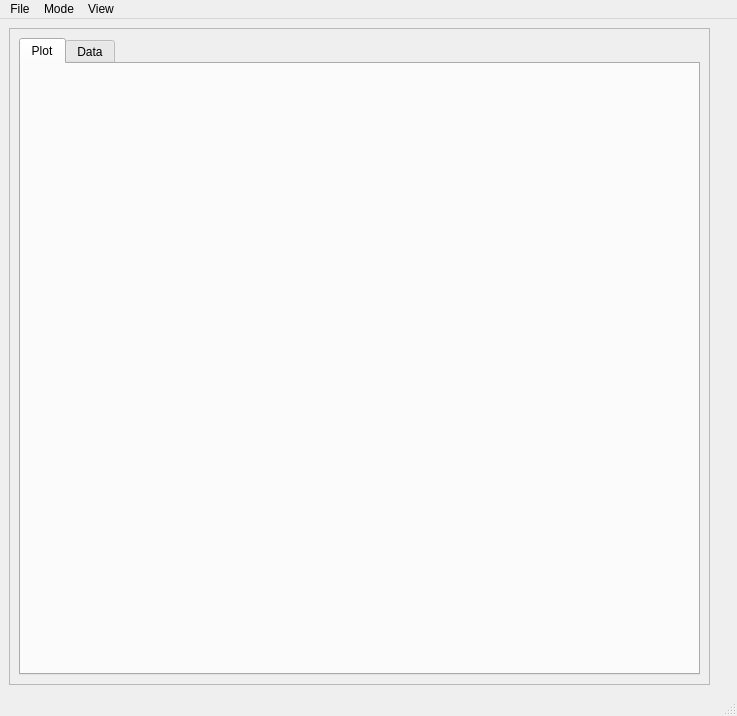
This is window.ui in LanceFiondella/SFRAT as Qt 5 draws it before an edit. The edited form follows.
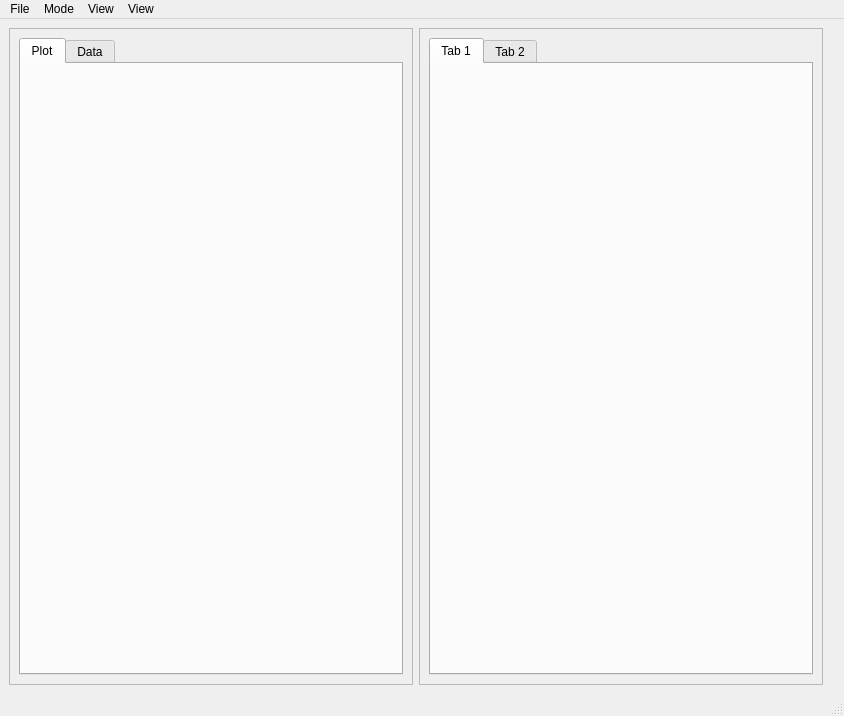
This is the edited form.

Commit message: start tab 2

Diff of the .ui file:
```diff
--- a/window.ui
+++ b/window.ui
@@ -6,7 +6,7 @@
    <rect>
     <x>0</x>
     <y>0</y>
-    <width>737</width>
+    <width>844</width>
     <height>716</height>
    </rect>
   </property>
@@ -67,6 +67,22 @@
       <property name="frameShadow">
        <enum>QFrame::Raised</enum>
       </property>
+      <layout class="QGridLayout" name="gridLayout_5">
+       <item row="0" column="0">
+        <widget class="QTabWidget" name="tabWidget_2">
+         <widget class="QWidget" name="tab">
+          <attribute name="title">
+           <string>Tab 1</string>
+          </attribute>
+         </widget>
+         <widget class="QWidget" name="tab_2">
+          <attribute name="title">
+           <string>Tab 2</string>
+          </attribute>
+         </widget>
+        </widget>
+       </item>
+      </layout>
      </widget>
     </item>
     <item row="0" column="2">
@@ -96,7 +112,7 @@
     <rect>
      <x>0</x>
      <y>0</y>
-     <width>737</width>
+     <width>844</width>
      <height>31</height>
     </rect>
    </property>
@@ -123,7 +139,7 @@
     <addaction name="actionModelResults"/>
     <addaction name="actionEvaluateModels"/>
    </widget>
-   <widget class="QMenu" name="menuView">
+   <widget class="QMenu" name="menuViewAD">
     <property name="title">
      <string>View</string>
     </property>
@@ -138,10 +154,35 @@
     <addaction name="actionTrendTest"/>
     <addaction name="actionLapConf"/>
     <addaction name="actionPlotArith"/>
+    <addaction name="separator"/>
+    <addaction name="actionStartIndex"/>
+    <addaction name="actionStopIndex"/>
+   </widget>
+   <widget class="QMenu" name="menuViewAM">
+    <property name="title">
+     <string>View</string>
+    </property>
+    <addaction name="actionSelFFC"/>
+    <addaction name="actionSelFFD"/>
+    <addaction name="actionRun_Models"/>
+    <addaction name="separator"/>
+    <addaction name="actionShow_S_Shape"/>
+    <addaction name="actionShow_Geometric"/>
+    <addaction name="actionShow_Goel_Ukumoto"/>
+    <addaction name="actionShow_Jelinski_Moranda"/>
+    <addaction name="actionShow_Weibull"/>
+    <addaction name="separator"/>
+    <addaction name="actionShow_Data_on_Plot"/>
+    <addaction name="actionShow_Data_End_on_Plot"/>
+    <addaction name="separator"/>
+    <addaction name="actionPlot_Points_2"/>
+    <addaction name="actionPlot_Lines_2"/>
+    <addaction name="actionPlot_Both_2"/>
    </widget>
    <addaction name="menuFile"/>
    <addaction name="menuMode"/>
-   <addaction name="menuView"/>
+   <addaction name="menuViewAD"/>
+   <addaction name="menuViewAM"/>
   </widget>
   <widget class="QStatusBar" name="statusbar"/>
   <action name="actionOpen">
```
Left out of the diff: 96 changed lines with no effect on the pictures. The commit also changes 2 other files.
